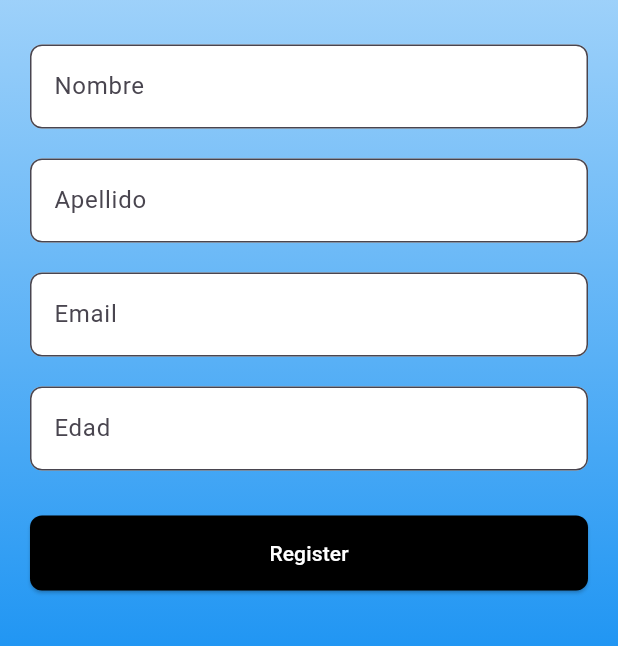
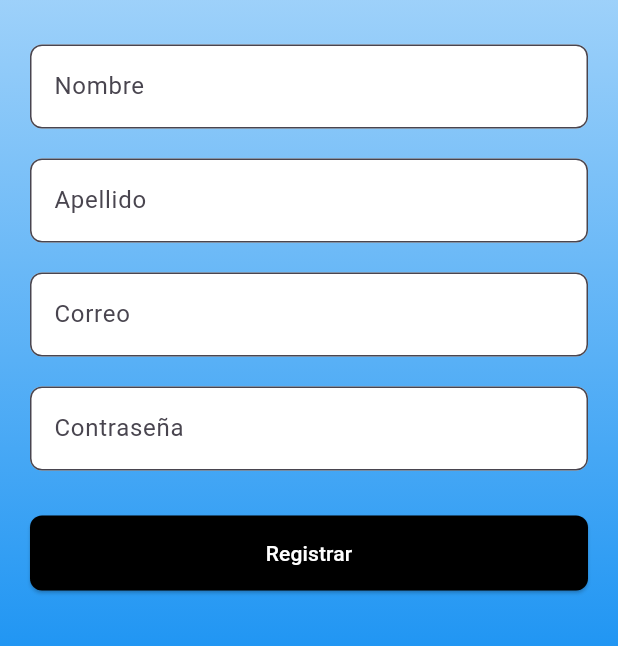
Before and after one commit to AdiGalvan/TRAVEL-PLANNER, a Flutter app: the RegistrationScreen screen opened directly, on a phone screen of 412 x 824 dp, the part 590-1236 px from its top. Run offline on Flutter 3.47's test engine with Material 3 defaults, Android fonts, the phone set to English and light mode, and no system bars; our stand-ins replace carousel_slider, sqflite; accounts and stored records are empty.

Commit message:
conexion de base de datos

```diff
--- a/travel_planner/lib/Registro/Registro.dart
+++ b/travel_planner/lib/Registro/Registro.dart
@@ -1,72 +1,25 @@
-import 'dart:convert';
 import 'package:flutter/material.dart';
+import '../models/user_model.dart';
+import '../db/database_helper.dart';
 
-// Definición del modelo de usuario
-class UserModel {
-  String uid;
-  String nombre;
-  String apellido;
-  String email;
-  String edad;
-
-  // Constructor del modelo de usuario
-  UserModel({
-    required this.uid,
-    required this.nombre,
-    required this.apellido,
-    required this.email,
-    required this.edad,
-  });
-
-  // Método factory para crear una instancia de UserModel desde JSON
-  factory UserModel.fromJson(Map<String, dynamic> json) => UserModel(
-        uid: json["uid"],
-        nombre: json["nombre"],
-        apellido: json["apellido"],
-        email: json["email"],
-        edad: json["edad"],
-      );
-
-  // Método para convertir UserModel a JSON
-  Map<String, dynamic> toJson() => {
-        "uid": uid,
-        "nombre": nombre,
-        "apellido": apellido,
-        "email": email,
-        "edad": edad,
-      };
-}
-
-// Función para convertir JSON a UserModel
-UserModel userModelFromJson(String str) => UserModel.fromJson(json.decode(str));
-
-// Función para convertir UserModel a JSON
-String userModelToJson(UserModel data) => json.encode(data.toJson());
-
-// Pantalla de registro de usuario
 class RegistrationScreen extends StatefulWidget {
   @override
   _RegistrationScreenState createState() => _RegistrationScreenState();
 }
 
 class _RegistrationScreenState extends State<RegistrationScreen> {
-  // Clave global para manejar el estado del formulario
   final _formKey = GlobalKey<FormState>();
-
-  // Controladores para los campos de texto
   TextEditingController _nombreController = TextEditingController();
   TextEditingController _apellidoController = TextEditingController();
   TextEditingController _emailController = TextEditingController();
-  TextEditingController _edadController = TextEditingController();
-
-  // Estado para manejar la carga del botón de registro
+  TextEditingController _passwordController = TextEditingController();
   bool _isDoingRequest = false;
 
   @override
   Widget build(BuildContext context) {
     return Scaffold(
       appBar: AppBar(
-        backgroundColor: Colors.blue, // Color del AppBar
+        backgroundColor: Colors.blue,
         leading: IconButton(
           icon: Icon(Icons.arrow_back, color: Colors.white),
           onPressed: () {
@@ -84,9 +37,9 @@ class _RegistrationScreenState extends State<RegistrationScreen> {
         ),
         child: Center(
           child: SingleChildScrollView(
-            padding: EdgeInsets.all(20.0), // Espaciado interior
+            padding: EdgeInsets.all(20.0),
             child: Form(
-              key: _formKey, // Asignación de la clave global al formulario
+              key: _formKey,
               child: Column(
                 crossAxisAlignment: CrossAxisAlignment.stretch,
                 children: <Widget>[
@@ -96,11 +49,10 @@ class _RegistrationScreenState extends State<RegistrationScreen> {
                     height: 300,
                   ),
                   SizedBox(height: 30),
-                  // Campo de texto para el nombre
                   TextFormField(
                     controller: _nombreController,
                     decoration: InputDecoration(
-                      hintText: 'Nombre', // Etiqueta del campo de nombre
+                      hintText: 'Nombre',
                       fillColor: Colors.white,
                       filled: true,
                       border: OutlineInputBorder(
@@ -109,17 +61,16 @@ class _RegistrationScreenState extends State<RegistrationScreen> {
                     ),
                     validator: (value) {
                       if (value == null || value.isEmpty) {
-                        return 'Please enter your name'; // Mensaje si el campo está vacío
+                        return 'Por favor ingresa tu nombre';
                       }
-                      return null; // Retorna null si la validación es exitosa
+                      return null;
                     },
                   ),
-                  SizedBox(height: 20.0), // Espacio entre campos
-                  // Campo de texto para el apellido
+                  SizedBox(height: 20.0),
                   TextFormField(
                     controller: _apellidoController,
                     decoration: InputDecoration(
-                      hintText: 'Apellido', // Etiqueta del campo de apellido
+                      hintText: 'Apellido',
                       fillColor: Colors.white,
                       filled: true,
                       border: OutlineInputBorder(
@@ -128,17 +79,16 @@ class _RegistrationScreenState extends State<RegistrationScreen> {
                     ),
                     validator: (value) {
                       if (value == null || value.isEmpty) {
-                        return 'Please enter your last name'; // Mensaje si el campo está vacío
+                        return 'Por favor ingresa tu apellido';
                       }
-                      return null; // Retorna null si la validación es exitosa
+                      return null;
                     },
                   ),
-                  SizedBox(height: 20.0), // Espacio entre campos
-                  // Campo de texto para el email
+                  SizedBox(height: 20.0),
                   TextFormField(
                     controller: _emailController,
                     decoration: InputDecoration(
-                      hintText: 'Email', // Etiqueta del campo de email
+                      hintText: 'Correo',
                       fillColor: Colors.white,
                       filled: true,
                       border: OutlineInputBorder(
@@ -147,20 +97,20 @@ class _RegistrationScreenState extends State<RegistrationScreen> {
                     ),
                     validator: (value) {
                       if (value == null || value.isEmpty) {
-                        return 'Please enter your email'; // Mensaje si el campo está vacío
+                        return 'Por favor ingresa tu correo';
                       }
                       if (!value.contains('@')) {
-                        return 'Please enter a valid email address'; // Mensaje si el email no es válido
+                        return 'Por favor ingresa una dirección de correo válida';
                       }
-                      return null; // Retorna null si la validación es exitosa
+                      return null;
                     },
                   ),
-                  SizedBox(height: 20.0), // Espacio entre campos
-                  // Campo de texto para la edad
+                  SizedBox(height: 20.0),
                   TextFormField(
-                    controller: _edadController,
+                    controller: _passwordController,
+                    obscureText: true,
                     decoration: InputDecoration(
-                      hintText: 'Edad', // Etiqueta del campo de edad
+                      hintText: 'Contraseña',
                       fillColor: Colors.white,
                       filled: true,
                       border: OutlineInputBorder(
@@ -169,13 +119,12 @@ class _RegistrationScreenState extends State<RegistrationScreen> {
                     ),
                     validator: (value) {
                       if (value == null || value.isEmpty) {
-                        return 'Please enter your age'; // Mensaje si el campo está vacío
+                        return 'Por favor ingresa tu contraseña';
                       }
-                      return null; // Retorna null si la validación es exitosa
+                      return null;
                     },
                   ),
-                  SizedBox(height: 30.0), // Espacio entre campos
-                  // Botón de registro
+                  SizedBox(height: 30.0),
                   ElevatedButton(
                     onPressed: _isDoingRequest ? null : _register,
                     child: _isDoingRequest
@@ -183,7 +132,7 @@ class _RegistrationScreenState extends State<RegistrationScreen> {
                             valueColor:
                                 AlwaysStoppedAnimation<Color>(Colors.white),
                           )
-                        : Text('Register'), // Texto del botón de registro
+                        : Text('Registrar'),
                     style: ElevatedButton.styleFrom(
                       backgroundColor: Colors.black,
                       foregroundColor: Colors.white,
@@ -202,41 +151,31 @@ class _RegistrationScreenState extends State<RegistrationScreen> {
     );
   }
 
-  // Función para manejar el registro
-  void _register() {
+  void _register() async {
     if (_formKey.currentState!.validate()) {
-      // Valida el formulario usando la clave global del formulario
       setState(() {
-        _isDoingRequest =
-            true; // Cambia el estado para mostrar el indicador de carga
+        _isDoingRequest = true;
       });
 
-      // Crear un objeto UserModel con los datos del formulario
       UserModel newUser = UserModel(
-        uid: 'unique_id_generated_here', // Generar un ID único aquí
+        uid: DateTime.now().millisecondsSinceEpoch.toString(),
         nombre: _nombreController.text,
         apellido: _apellidoController.text,
         email: _emailController.text,
-        edad: _edadController.text,
+        password: _passwordController.text,
       );
 
-      // Convertir UserModel a JSON
-      String jsonUser = userModelToJson(newUser);
+      await DatabaseHelper().insertUser(newUser);
 
-      // Simular un proceso de registro (puede ser una llamada a API real)
-      Future.delayed(Duration(seconds: 2), () {
-        setState(() {
-          _isDoingRequest =
-              false; // Cambia el estado para ocultar el indicador de carga
-        });
-        ScaffoldMessenger.of(context).showSnackBar(
-          SnackBar(
-              content: Text(
-                  'Registration Successful')), // Muestra un mensaje de registro exitoso
-        );
-        // Aquí puedes enviar `jsonUser` a una API o hacer cualquier otra operación necesaria
-        // por ejemplo, guardar en la base de datos local o remota.
+      setState(() {
+        _isDoingRequest = false;
       });
+
+      ScaffoldMessenger.of(context).showSnackBar(
+        SnackBar(content: Text('Registro exitoso')),
+      );
+
+      Navigator.pop(context);
     }
   }
 }
--- /dev/null
+++ b/travel_planner/lib/models/user_model.dart
@@ -0,0 +1,36 @@
+import 'dart:convert';
+
+class UserModel {
+  String uid;
+  String nombre;
+  String apellido;
+  String email;
+  String? password; // Puede ser opcional
+
+  UserModel({
+    required this.uid,
+    required this.nombre,
+    required this.apellido,
+    required this.email,
+    this.password,
+  });
+
+  factory UserModel.fromJson(Map<String, dynamic> json) => UserModel(
+        uid: json["uid"],
+        nombre: json["nombre"],
+        apellido: json["apellido"],
+        email: json["email"],
+        password: json["password"], // Puede ser null si es opcional
+      );
+
+  Map<String, dynamic> toJson() => {
+        "uid": uid,
+        "nombre": nombre,
+        "apellido": apellido,
+        "email": email,
+        "password": password, // Puede ser null si es opcional
+      };
+}
+
+UserModel userModelFromJson(String str) => UserModel.fromJson(json.decode(str));
+String userModelToJson(UserModel data) => json.encode(data.toJson());
```
Also changed, not shown: travel_planner/lib/db/database_helper.dart (added, +60 -0 lines), travel_planner/lib/login/login_screen.dart (+28 -44 lines), travel_planner/pubspec.yaml (+5 -4 lines), travel_planner/pubspec.lock, 2 other files.
